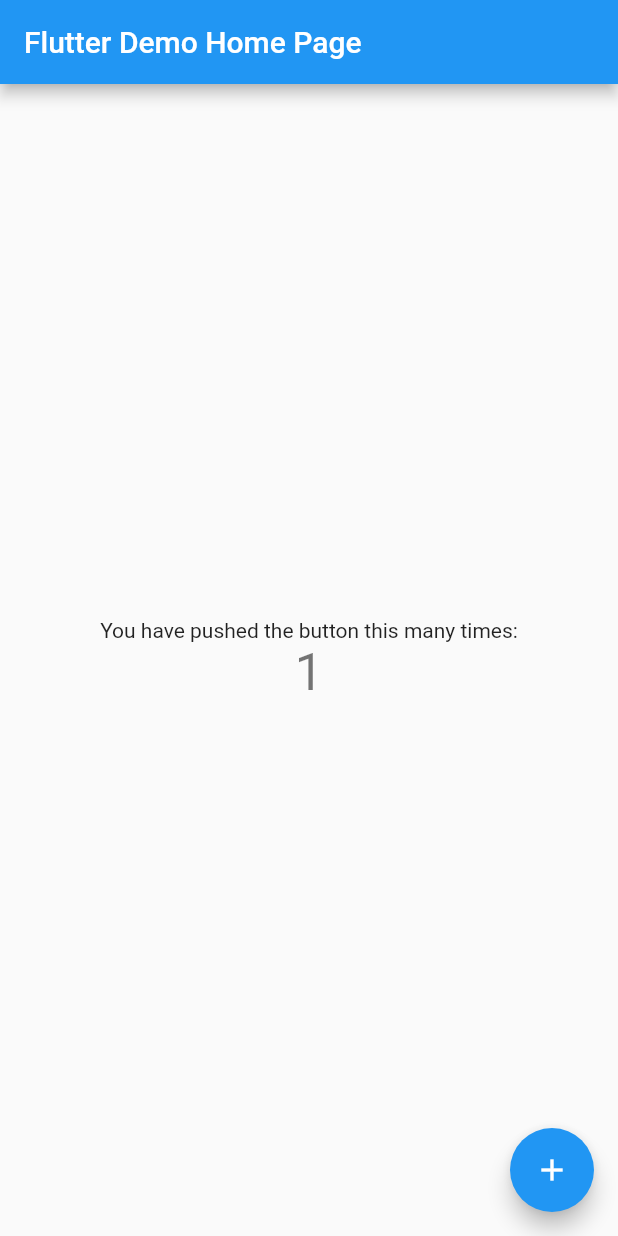
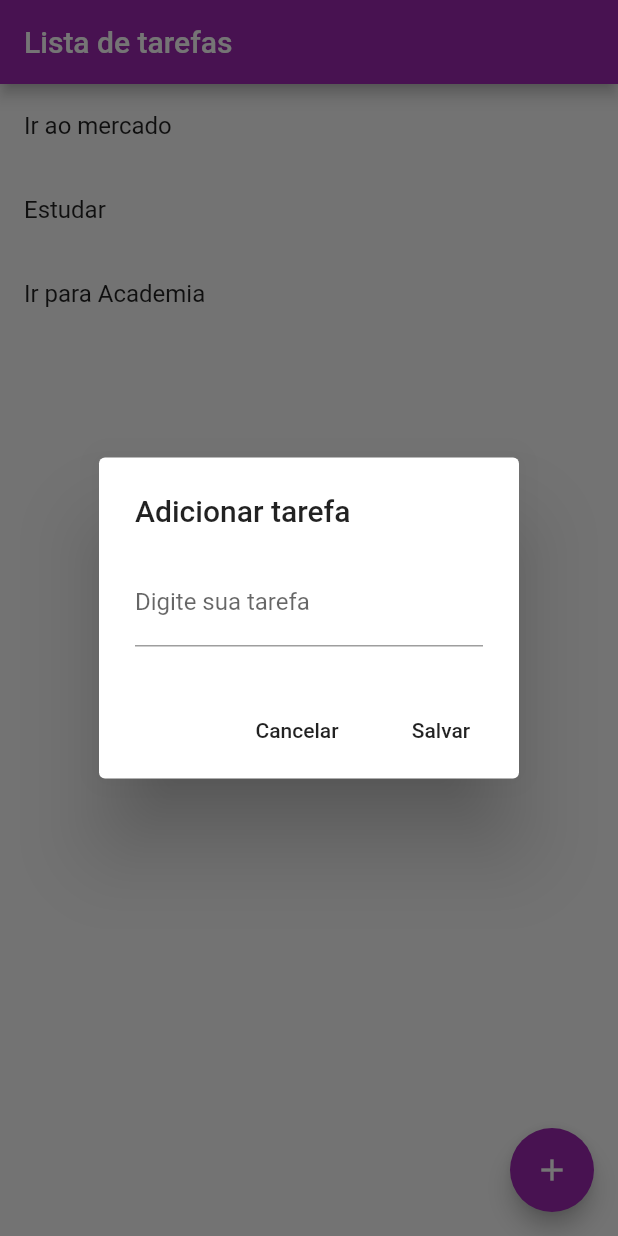
Before and after one commit to andrericardoweb/ToDoList_FlutterApp, a Flutter app: the screen it shows after launch, after a tap on the "add" icon, on a phone screen of 412 x 824 dp. Run offline on Flutter 3.47's test engine with Material 2 defaults, Android fonts, the phone set to English and light mode, and no system bars.

Commit message:
Create interface

```diff
--- /dev/null
+++ b/lib/Home.dart
@@ -0,0 +1,64 @@
+import 'package:flutter/material.dart';
+
+class Home extends StatefulWidget {
+  @override
+  _HomeState createState() => _HomeState();
+}
+
+class _HomeState extends State<Home> {
+  List _toDoList = ["Ir ao mercado", "Estudar", "Ir para Academia"];
+
+  @override
+  Widget build(BuildContext context) {
+    return Scaffold(
+      appBar: AppBar(
+        title: Text("Lista de tarefas"),
+        backgroundColor: Colors.purple,
+      ),
+      floatingActionButtonLocation: FloatingActionButtonLocation.endFloat,
+      floatingActionButton: FloatingActionButton(
+          child: Icon(Icons.add),
+          backgroundColor: Colors.purple,
+          onPressed: () {
+            showDialog(
+                context: context,
+                builder: (context) {
+                  return AlertDialog(
+                    title: Text("Adicionar tarefa"),
+                    content: TextField(
+                      decoration:
+                          InputDecoration(labelText: "Digite sua tarefa"),
+                      onChanged: (text) {},
+                    ),
+                    actions: <Widget>[
+                      FlatButton(
+                        child: Text("Cancelar"),
+                        onPressed: () => Navigator.pop(context),
+                      ),
+                      FlatButton(
+                        child: Text("Salvar"),
+                        onPressed: () {
+                          //Criar a função de salvar
+                          Navigator.pop(context);
+                        },
+                      ),
+                    ],
+                  );
+                });
+          }),
+      body: Column(
+        children: [
+          Expanded(
+            child: ListView.builder(
+                itemCount: _toDoList.length,
+                itemBuilder: (context, index) {
+                  return ListTile(
+                    title: Text(_toDoList[index]),
+                  );
+                }),
+          ),
+        ],
+      ),
+    );
+  }
+}
--- a/lib/main.dart
+++ b/lib/main.dart
@@ -1,117 +1,9 @@
 import 'package:flutter/material.dart';
+import 'package:todolist_flutter_app/Home.dart';
 
-void main() {
-  runApp(MyApp());
-}
-
-class MyApp extends StatelessWidget {
-  // This widget is the root of your application.
-  @override
-  Widget build(BuildContext context) {
-    return MaterialApp(
-      title: 'Flutter Demo',
-      theme: ThemeData(
-        // This is the theme of your application.
-        //
-        // Try running your application with "flutter run". You'll see the
-        // application has a blue toolbar. Then, without quitting the app, try
-        // changing the primarySwatch below to Colors.green and then invoke
-        // "hot reload" (press "r" in the console where you ran "flutter run",
-        // or simply save your changes to "hot reload" in a Flutter IDE).
-        // Notice that the counter didn't reset back to zero; the application
-        // is not restarted.
-        primarySwatch: Colors.blue,
-        // This makes the visual density adapt to the platform that you run
-        // the app on. For desktop platforms, the controls will be smaller and
-        // closer together (more dense) than on mobile platforms.
-        visualDensity: VisualDensity.adaptivePlatformDensity,
-      ),
-      home: MyHomePage(title: 'Flutter Demo Home Page'),
-    );
-  }
-}
-
-class MyHomePage extends StatefulWidget {
-  MyHomePage({Key key, this.title}) : super(key: key);
-
-  // This widget is the home page of your application. It is stateful, meaning
-  // that it has a State object (defined below) that contains fields that affect
-  // how it looks.
-
-  // This class is the configuration for the state. It holds the values (in this
-  // case the title) provided by the parent (in this case the App widget) and
-  // used by the build method of the State. Fields in a Widget subclass are
-  // always marked "final".
-
-  final String title;
-
-  @override
-  _MyHomePageState createState() => _MyHomePageState();
-}
-
-class _MyHomePageState extends State<MyHomePage> {
-  int _counter = 0;
-
-  void _incrementCounter() {
-    setState(() {
-      // This call to setState tells the Flutter framework that something has
-      // changed in this State, which causes it to rerun the build method below
-      // so that the display can reflect the updated values. If we changed
-      // _counter without calling setState(), then the build method would not be
-      // called again, and so nothing would appear to happen.
-      _counter++;
-    });
-  }
-
-  @override
-  Widget build(BuildContext context) {
-    // This method is rerun every time setState is called, for instance as done
-    // by the _incrementCounter method above.
-    //
-    // The Flutter framework has been optimized to make rerunning build methods
-    // fast, so that you can just rebuild anything that needs updating rather
-    // than having to individually change instances of widgets.
-    return Scaffold(
-      appBar: AppBar(
-        // Here we take the value from the MyHomePage object that was created by
-        // the App.build method, and use it to set our appbar title.
-        title: Text(widget.title),
-      ),
-      body: Center(
-        // Center is a layout widget. It takes a single child and positions it
-        // in the middle of the parent.
-        child: Column(
-          // Column is also a layout widget. It takes a list of children and
-          // arranges them vertically. By default, it sizes itself to fit its
-          // children horizontally, and tries to be as tall as its parent.
-          //
-          // Invoke "debug painting" (press "p" in the console, choose the
-          // "Toggle Debug Paint" action from the Flutter Inspector in Android
-          // Studio, or the "Toggle Debug Paint" command in Visual Studio Code)
-          // to see the wireframe for each widget.
-          //
-          // Column has various properties to control how it sizes itself and
-          // how it positions its children. Here we use mainAxisAlignment to
-          // center the children vertically; the main axis here is the vertical
-          // axis because Columns are vertical (the cross axis would be
-          // horizontal).
-          mainAxisAlignment: MainAxisAlignment.center,
-          children: <Widget>[
-            Text(
-              'You have pushed the button this many times:',
-            ),
-            Text(
-              '$_counter',
-              style: Theme.of(context).textTheme.headline4,
-            ),
-          ],
-        ),
-      ),
-      floatingActionButton: FloatingActionButton(
-        onPressed: _incrementCounter,
-        tooltip: 'Increment',
-        child: Icon(Icons.add),
-      ), // This trailing comma makes auto-formatting nicer for build methods.
-    );
-  }
-}
+void main() => runApp(
+  MaterialApp(
+    home: Home(),
+    debugShowCheckedModeBanner: false,
+  )
+);
```
Also changed, not shown: 1 other file.
